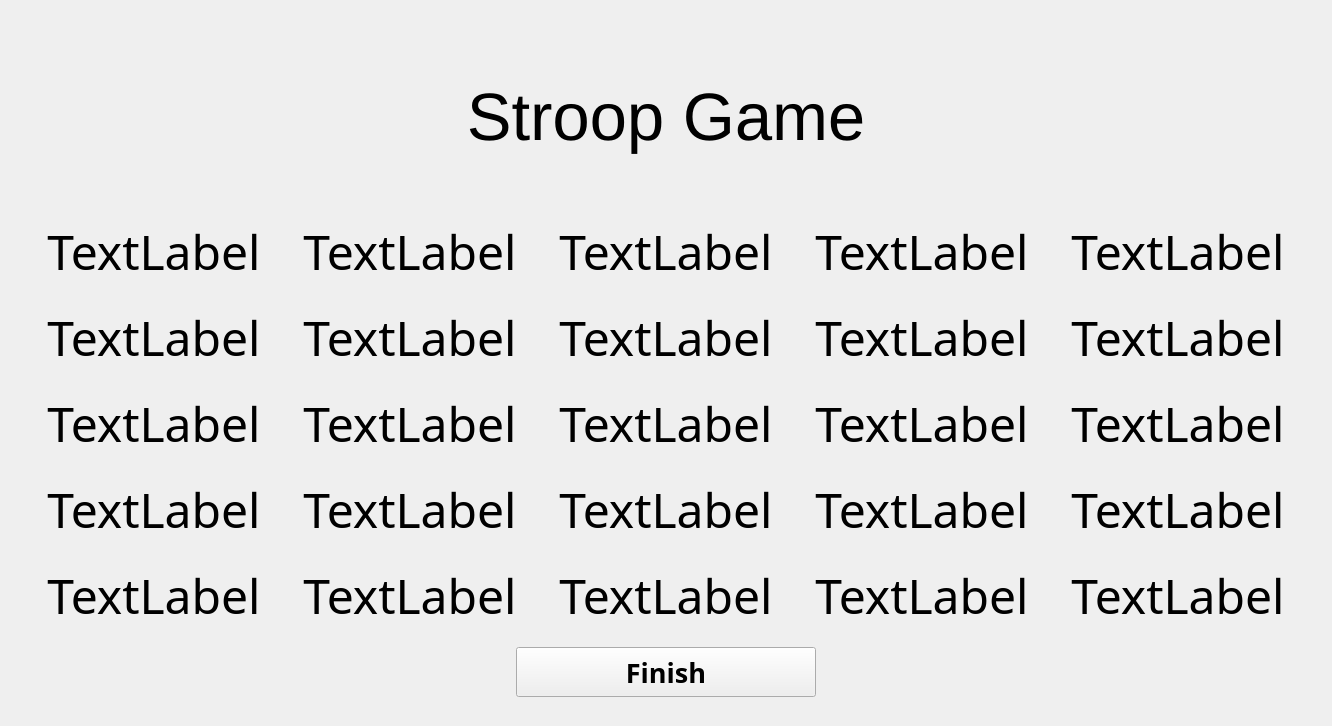
First picture: the form in cognition_games.ui, repository lessju/cognition_games, before the edit.
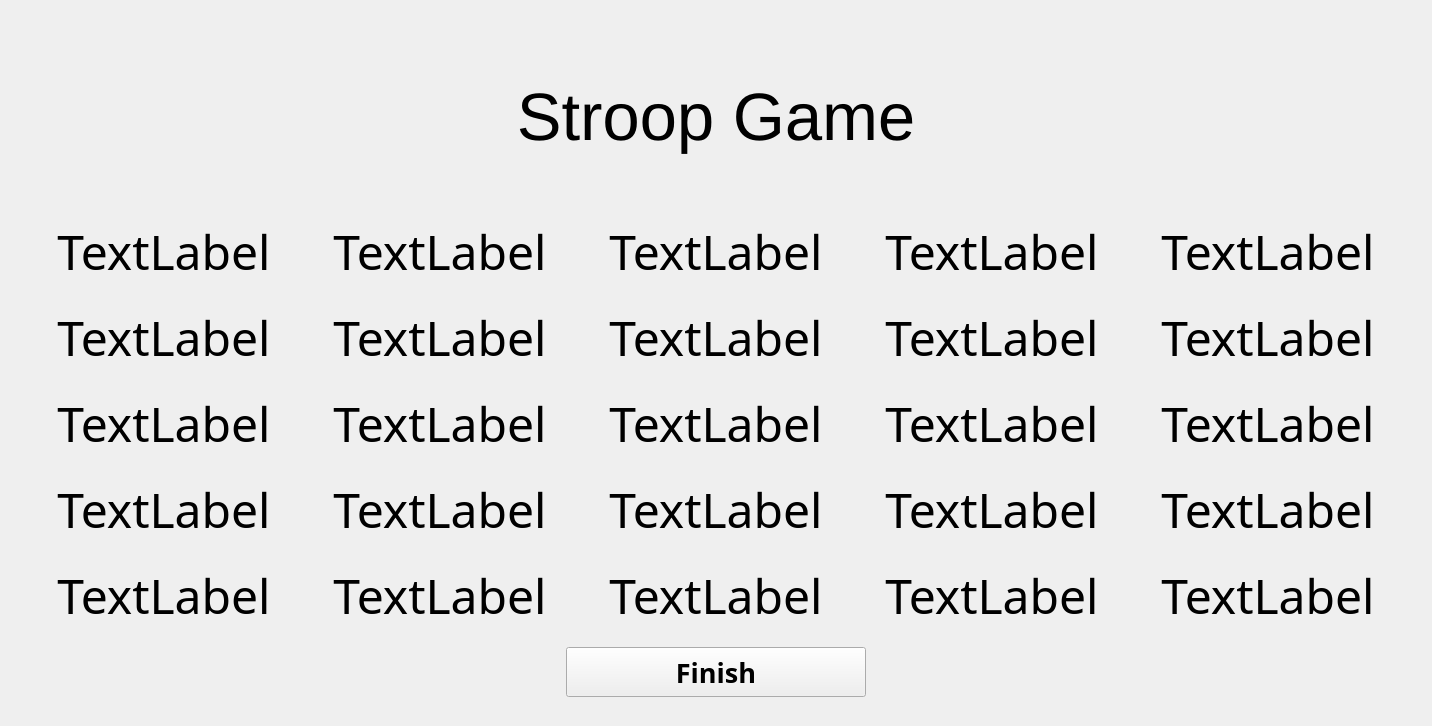
Second picture: the form after the edit. The open tabs and pages were chosen to show the change.

What changed in the file:
```diff
--- a/cognition_games.ui
+++ b/cognition_games.ui
@@ -421,13 +421,13 @@
                 <widget class="QLabel" name="stroop_text_6">
                  <property name="minimumSize">
                   <size>
-                   <width>250</width>
+                   <width>270</width>
                    <height>80</height>
                   </size>
                  </property>
                  <property name="maximumSize">
                   <size>
-                   <width>250</width>
+                   <width>270</width>
                    <height>80</height>
                   </size>
                  </property>
@@ -455,13 +455,13 @@
                 <widget class="QLabel" name="stroop_text_21">
                  <property name="minimumSize">
                   <size>
-                   <width>250</width>
+                   <width>270</width>
                    <height>80</height>
                   </size>
                  </property>
                  <property name="maximumSize">
                   <size>
-                   <width>250</width>
+                   <width>270</width>
                    <height>80</height>
                   </size>
                  </property>
@@ -489,13 +489,13 @@
                 <widget class="QLabel" name="stroop_text_1">
                  <property name="minimumSize">
                   <size>
-                   <width>250</width>
+                   <width>270</width>
                    <height>80</height>
                   </size>
                  </property>
                  <property name="maximumSize">
                   <size>
-                   <width>250</width>
+                   <width>270</width>
                    <height>80</height>
                   </size>
                  </property>
@@ -523,13 +523,13 @@
                 <widget class="QLabel" name="stroop_text_20">
                  <property name="minimumSize">
                   <size>
-                   <width>250</width>
+                   <width>270</width>
                    <height>80</height>
                   </size>
                  </property>
                  <property name="maximumSize">
                   <size>
-                   <width>250</width>
+                   <width>270</width>
                    <height>80</height>
                   </size>
                  </property>
@@ -557,13 +557,13 @@
                 <widget class="QLabel" name="stroop_text_2">
                  <property name="minimumSize">
                   <size>
-                   <width>250</width>
+                   <width>270</width>
                    <height>80</height>
                   </size>
                  </property>
                  <property name="maximumSize">
                   <size>
-                   <width>250</width>
+                   <width>270</width>
                    <height>80</height>
                   </size>
                  </property>
@@ -591,13 +591,13 @@
                 <widget class="QLabel" name="stroop_text_3">
                  <property name="minimumSize">
                   <size>
-                   <width>250</width>
+                   <width>270</width>
                    <height>80</height>
                   </size>
                  </property>
                  <property name="maximumSize">
                   <size>
-                   <width>250</width>
+                   <width>270</width>
                    <height>80</height>
                   </size>
                  </property>
@@ -625,13 +625,13 @@
                 <widget class="QLabel" name="stroop_text_5">
                  <property name="minimumSize">
                   <size>
-                   <width>250</width>
+                   <width>270</width>
                    <height>80</height>
                   </size>
                  </property>
                  <property name="maximumSize">
                   <size>
-                   <width>250</width>
+                   <width>270</width>
                    <height>80</height>
                   </size>
                  </property>
@@ -659,13 +659,13 @@
                 <widget class="QLabel" name="stroop_text_16">
                  <property name="minimumSize">
                   <size>
-                   <width>250</width>
+                   <width>270</width>
                    <height>80</height>
                   </size>
                  </property>
                  <property name="maximumSize">
                   <size>
-                   <width>250</width>
+                   <width>270</width>
                    <height>80</height>
                   </size>
                  </property>
@@ -693,13 +693,13 @@
                 <widget class="QLabel" name="stroop_text_11">
                  <property name="minimumSize">
                   <size>
-                   <width>250</width>
+                   <width>270</width>
                    <height>80</height>
                   </size>
                  </property>
                  <property name="maximumSize">
                   <size>
-                   <width>250</width>
+                   <width>270</width>
                    <height>80</height>
                   </size>
                  </property>
@@ -727,13 +727,13 @@
                 <widget class="QLabel" name="stroop_text_4">
                  <property name="minimumSize">
                   <size>
-                   <width>250</width>
+                   <width>270</width>
                    <height>80</height>
                   </size>
                  </property>
                  <property name="maximumSize">
                   <size>
-                   <width>250</width>
+                   <width>270</width>
                    <height>80</height>
                   </size>
                  </property>
@@ -761,13 +761,13 @@
                 <widget class="QLabel" name="stroop_text_7">
                  <property name="minimumSize">
                   <size>
-                   <width>250</width>
+                   <width>270</width>
                    <height>80</height>
                   </size>
                  </property>
                  <property name="maximumSize">
                   <size>
-                   <width>250</width>
+                   <width>270</width>
                    <height>80</height>
                   </size>
                  </property>
@@ -795,13 +795,13 @@
                 <widget class="QLabel" name="stroop_text_12">
                  <property name="minimumSize">
                   <size>
-                   <width>250</width>
+                   <width>270</width>
                    <height>80</height>
                   </size>
                  </property>
                  <property name="maximumSize">
                   <size>
-                   <width>250</width>
+                   <width>270</width>
                    <height>80</height>
                   </size>
                  </property>
@@ -829,13 +829,13 @@
                 <widget class="QLabel" name="stroop_text_17">
                  <property name="minimumSize">
                   <size>
-                   <width>250</width>
+                   <width>270</width>
                    <height>80</height>
                   </size>
                  </property>
                  <property name="maximumSize">
                   <size>
-                   <width>250</width>
+                   <width>270</width>
                    <height>80</height>
                   </size>
                  </property>
@@ -863,13 +863,13 @@
                 <widget class="QLabel" name="stroop_text_22">
                  <property name="minimumSize">
                   <size>
-                   <width>250</width>
+                   <width>270</width>
                    <height>80</height>
                   </size>
                  </property>
                  <property name="maximumSize">
                   <size>
-                   <width>250</width>
+                   <width>270</width>
                    <height>80</height>
                   </size>
                  </property>
@@ -897,13 +897,13 @@
                 <widget class="QLabel" name="stroop_text_8">
                  <property name="minimumSize">
                   <size>
-                   <width>250</width>
+                   <width>270</width>
                    <height>80</height>
                   </size>
                  </property>
                  <property name="maximumSize">
                   <size>
-                   <width>250</width>
+                   <width>270</width>
                    <height>80</height>
                   </size>
                  </property>
@@ -931,13 +931,13 @@
                 <widget class="QLabel" name="stroop_text_13">
                  <property name="minimumSize">
                   <size>
-                   <width>250</width>
+                   <width>270</width>
                    <height>80</height>
                   </size>
                  </property>
                  <property name="maximumSize">
                   <size>
-                   <width>250</width>
+                   <width>270</width>
                    <height>80</height>
                   </size>
                  </property>
@@ -965,13 +965,13 @@
                 <widget class="QLabel" name="stroop_text_18">
                  <property name="minimumSize">
                   <size>
-                   <width>250</width>
+                   <width>270</width>
                    <height>80</height>
                   </size>
                  </property>
                  <property name="maximumSize">
                   <size>
-                   <width>250</width>
+                   <width>270</width>
                    <height>80</height>
                   </size>
                  </property>
@@ -999,13 +999,13 @@
                 <widget class="QLabel" name="stroop_text_23">
                  <property name="minimumSize">
                   <size>
-                   <width>250</width>
+                   <width>270</width>
                    <height>80</height>
                   </size>
                  </property>
                  <property name="maximumSize">
                   <size>
-                   <width>250</width>
+                   <width>270</width>
                    <height>80</height>
                   </size>
                  </property>
@@ -1033,13 +1033,13 @@
                 <widget class="QLabel" name="stroop_text_9">
                  <property name="minimumSize">
                   <size>
-                   <width>250</width>
+                   <width>270</width>
                    <height>80</height>
                   </size>
                  </property>
                  <property name="maximumSize">
                   <size>
-                   <width>250</width>
+                   <width>270</width>
                    <height>80</height>
                   </size>
                  </property>
@@ -1067,13 +1067,13 @@
                 <widget class="QLabel" name="stroop_text_14">
                  <property name="minimumSize">
                   <size>
-                   <width>250</width>
+                   <width>270</width>
                    <height>80</height>
                   </size>
                  </property>
                  <property name="maximumSize">
                   <size>
-                   <width>250</width>
+                   <width>270</width>
                    <height>80</height>
                   </size>
                  </property>
@@ -1101,13 +1101,13 @@
                 <widget class="QLabel" name="stroop_text_19">
                  <property name="minimumSize">
                   <size>
-                   <width>250</width>
+                   <width>270</width>
                    <height>80</height>
                   </size>
                  </property>
                  <property name="maximumSize">
                   <size>
-                   <width>250</width>
+                   <width>270</width>
                    <height>80</height>
                   </size>
                  </property>
@@ -1135,13 +1135,13 @@
                 <widget class="QLabel" name="stroop_text_24">
                  <property name="minimumSize">
                   <size>
-                   <width>250</width>
+                   <width>270</width>
                    <height>80</height>
                   </size>
                  </property>
                  <property name="maximumSize">
                   <size>
-                   <width>250</width>
+                   <width>270</width>
                    <height>80</height>
                   </size>
                  </property>
@@ -1169,13 +1169,13 @@
                 <widget class="QLabel" name="stroop_text_10">
                  <property name="minimumSize">
                   <size>
-                   <width>250</width>
+                   <width>270</width>
                    <height>80</height>
                   </size>
                  </property>
                  <property name="maximumSize">
                   <size>
-                   <width>250</width>
+                   <width>270</width>
                    <height>80</height>
                   </size>
                  </property>
@@ -1203,13 +1203,13 @@
                 <widget class="QLabel" name="stroop_text_15">
                  <property name="minimumSize">
                   <size>
-                   <width>250</width>
+                   <width>270</width>
                    <height>80</height>
                   </size>
                  </property>
                  <property name="maximumSize">
                   <size>
-                   <width>250</width>
+                   <width>270</width>
                    <height>80</height>
                   </size>
                  </property>
@@ -1237,13 +1237,13 @@
                 <widget class="QLabel" name="stroop_text_25">
                  <property name="minimumSize">
                   <size>
-                   <width>250</width>
+                   <width>270</width>
                    <height>80</height>
                   </size>
                  </property>
                  <property name="maximumSize">
                   <size>
-                   <width>250</width>
+                   <width>270</width>
                    <height>80</height>
                   </size>
                  </property>
```
Left out of the diff: 4 changed lines with no effect on the pictures.
